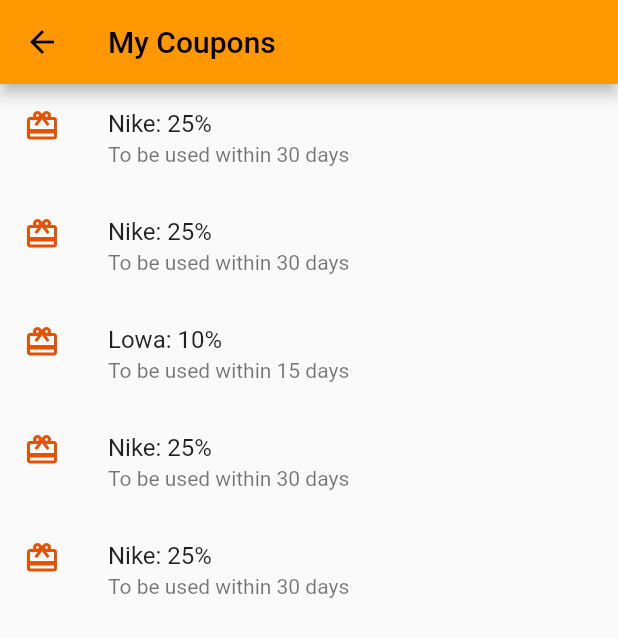
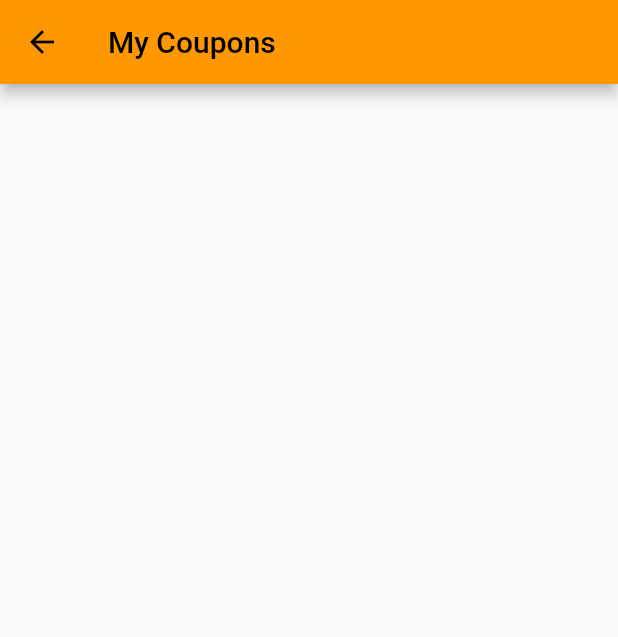
Before and after one commit to pieguarise/app_WGP, a Flutter app: the screen it shows after launch, item 2 of the bottom bar chosen, after a tap on the "done" icon, on a phone screen of 412 x 824 dp. Shown: the top 637 px of the screen. Run offline on Flutter 3.47's test engine with Material 2 defaults, Android fonts, the phone set to English and light mode, and no system bars; our stand-ins replace fl_chart, material_design_icons_flutter, percent_indicator, shared_preferences, syncfusion_flutter_gauges.

Commit message:
[wgp] updated achievements page providers

```diff
--- /dev/null
+++ b/app_calorie/lib/models/couponsList.dart
@@ -0,0 +1,15 @@
+import 'package:app_calorie/models/coupon.dart';
+import 'package:flutter/material.dart';
+
+//THis class extends ChangeNotifier. It will act as data repository to be shared thorugh the application.
+class CouponsList extends ChangeNotifier{
+
+  //For simplicity, a product is just a String
+  List<Coupon> myCoupons = [];
+
+  void addCoupon(Coupon newCoupon){
+  myCoupons.add(newCoupon);
+    //Call the notifyListeners() method to alert that something happened.
+    notifyListeners();
+  }
+}//CouponsList
--- a/app_calorie/lib/pages/achievementsPage.dart
+++ b/app_calorie/lib/pages/achievementsPage.dart
@@ -1,9 +1,11 @@
+import 'package:app_calorie/models/totalCal.dart';
 import 'package:app_calorie/pages/couponsPage.dart';
 import 'package:app_calorie/widgets/bottomNotFull.dart';
 import 'package:flutter/material.dart';
 import 'package:app_calorie/widgets/radialScoreBoard.dart';
 import 'package:app_calorie/widgets/bottomBarFullSection.dart';
 import 'package:app_calorie/models/training.dart';
+import 'package:provider/provider.dart';
 
 class AchievementsPage extends StatefulWidget {
   const AchievementsPage({Key? key}) : super(key: key);
@@ -15,7 +17,7 @@ class AchievementsPage extends StatefulWidget {
 }
 
 class _AchievementsPageState extends State<AchievementsPage> {
-  int _barFull = 0;
+  int _barFull = 1;
 
   final int _maxRange = 180 * 5;
   // è impostato anche su radialScoreBoard quindi se messa una vriabile vanno cambiati entrambi
@@ -45,6 +47,7 @@ class _AchievementsPageState extends State<AchievementsPage> {
   @override
   Widget build(BuildContext context) {
     //print('${AchievementsPage.AchievementsPageName} built');
+    return Consumer<TotalCal>(builder: (context, TotalCalories, child) {
       return SingleChildScrollView(
         child: Column(children: [
           Container(
@@ -92,12 +95,9 @@ class _AchievementsPageState extends State<AchievementsPage> {
           SizedBox(
             height: 5,
           ),
-        ElevatedButton(
-          onPressed: () => Navigator.of(context)
-              .push(MaterialPageRoute(builder: (context) => CouponsPage())),
-          child: Icon(Icons.done),
-        )
+
         ]),
       );
+    });
   }
 }
--- a/app_calorie/lib/pages/couponsPage.dart
+++ b/app_calorie/lib/pages/couponsPage.dart
@@ -1,26 +1,43 @@
+import 'package:app_calorie/models/coupon.dart';
+import 'package:app_calorie/models/couponsList.dart';
 import 'package:flutter/material.dart';
+import 'package:provider/provider.dart';
 
-class CouponsPage extends StatefulWidget {
+class CouponsPage extends StatelessWidget {
   CouponsPage({Key? key}) : super(key: key);
 
   //static const CouponspageName = 'CouponsPage';
 
   @override
-  State<CouponsPage> createState() => _CouponsPageState();
-}
-
-class _CouponsPageState extends State<CouponsPage> {
-  @override
   Widget build(BuildContext context) {
     //print('${CouponsPage.CouponspageName} built');
-    return Scaffold(
+    return ChangeNotifierProvider<CouponsList>(
+      create: (context) => CouponsList(),
+      child: Scaffold(
         appBar: AppBar(
           title: const Text('My Coupons'),
         ),
-      body: coupons(),
+        body: Consumer<CouponsList>(
+                  builder: (context, totalCoupons, child) {
+                  return ListView.builder(
+        itemCount: totalCoupons.myCoupons.length,
+        itemBuilder: (BuildContext context, int index) {
+          return totalCoupons.myCoupons[index].coup;
+        }
+
           );
         }
+        )),
+    );}
+}
+
 //build
+
+  /*
+  Widget coupons() => ListView.builder(
+      itemCount: totalCoupons.myCoupons.length,
+      itemBuilder: (BuildContext context, int index) {
+        return Coupon(coup: coup)})
 
   Widget coupons() => ListView(children: const [
         ListTile(
@@ -59,4 +76,6 @@ class _CouponsPageState extends State<CouponsPage> {
           //onTap: () {},
         )
       ]);
+
 }//CouponsPage
+*/
--- a/app_calorie/lib/widgets/bottomBarFullSection.dart
+++ b/app_calorie/lib/widgets/bottomBarFullSection.dart
@@ -1,3 +1,4 @@
+import 'package:app_calorie/pages/couponsPage.dart';
 import 'package:app_calorie/widgets/ListRadioMembers.dart';
 import 'package:flutter/material.dart';
 
@@ -24,10 +25,11 @@ class bottomBarFullSection extends StatelessWidget {
         const SizedBox(
           height: 10,
         ),
-        Padding(
-          padding: const EdgeInsets.all(8),
-          child: Container(
-              height: 250, width: 350, child: const ListRadioMembers()),
+        Container(height:200 ,child: const ListRadioMembers()),
+        ElevatedButton(
+          onPressed: () => Navigator.of(context).push(
+              MaterialPageRoute(builder: (context) => CouponsPage())),
+          child: Icon(Icons.done),
         ),
       ],
     );
--- a/app_calorie/lib/widgets/listRadioMembers.dart
+++ b/app_calorie/lib/widgets/listRadioMembers.dart
@@ -30,6 +30,7 @@ class _listRadioMembersState extends State<ListRadioMembers> {
                 (states) => const Color(0xFF89453C)),
             value: _membNum[index],
             groupValue: currentValue,
+
             onChanged: (val) {
               setState(() {
                 currentValue = val;
```
Also changed, not shown: app_calorie/lib/models/coupon.dart (added, +24 -0 lines), app_calorie/lib/widgets/bottomNotFull.dart (+10 -2 lines). Lines whose indentation alone changed are shown as unchanged.
